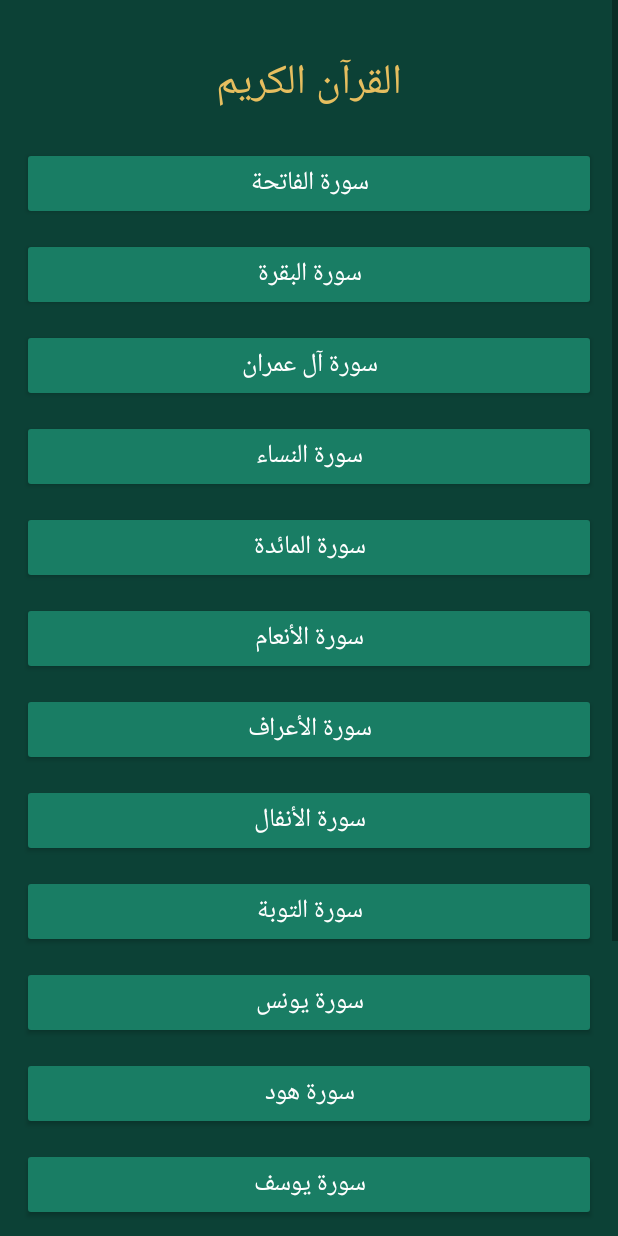
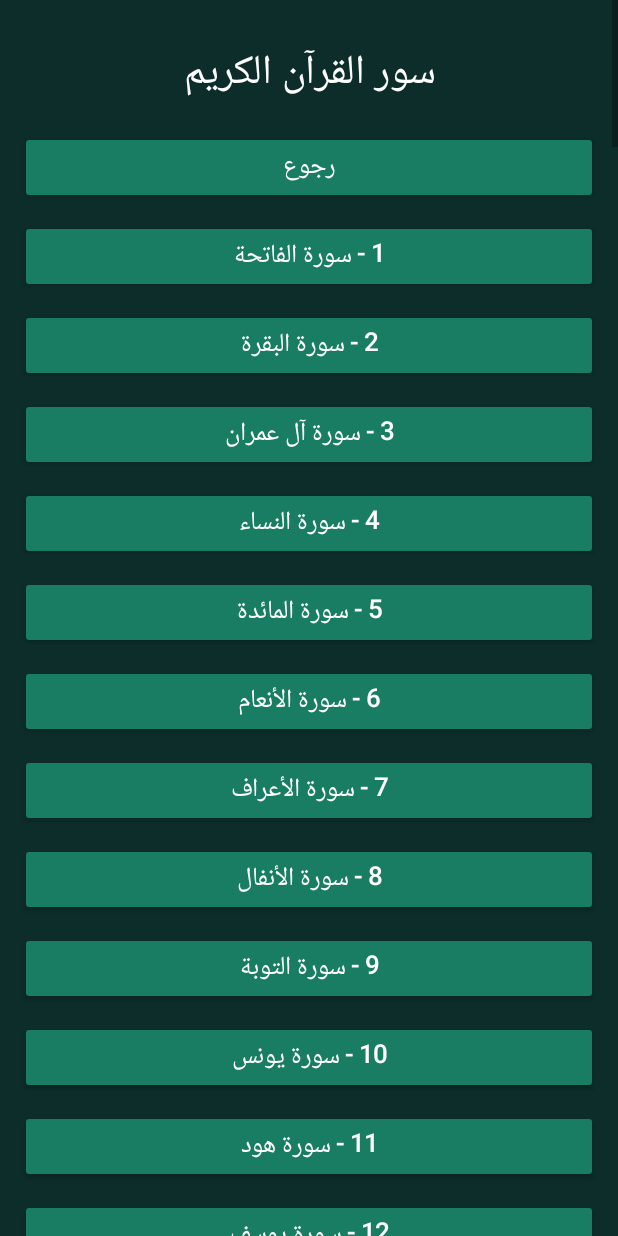
Before and after one commit to zzssa8231-cyber/NoorAlQuran, an Android app: the screen it shows after launch (MainActivity), after a tap on "📖 القرآن الكريم", on a phone screen of 412 x 824 dp. Run offline under Robolectric (Android 15) with nearby library versions, the phone set to English and light mode, and no system bars.

Commit message:
Update MainActivity.java

```diff
--- a/app/src/main/java/com/nooralquran/app/MainActivity.java
+++ b/app/src/main/java/com/nooralquran/app/MainActivity.java
@@ -7,184 +7,212 @@ import android.graphics.Color;
 import android.view.Gravity;
 import android.view.View;
 import android.widget.*;
-import java.util.Locale;
+import java.io.BufferedReader;
+import java.io.InputStreamReader;
+import java.util.ArrayList;
+import java.util.List;
 
 public class MainActivity extends Activity {
 
     LinearLayout layout;
-    int green = Color.rgb(12, 65, 54);
-    int gold = Color.rgb(230, 190, 95);
-    int count = 0;
+    List<String[]> verses = new ArrayList<>();
+
+    String[] surahs = {
+        "الفاتحة","البقرة","آل عمران","النساء","المائدة",
+        "الأنعام","الأعراف","الأنفال","التوبة","يونس",
+        "هود","يوسف","الرعد","إبراهيم","الحجر",
+        "النحل","الإسراء","الكهف","مريم","طه",
+        "الأنبياء","الحج","المؤمنون","النور","الفرقان",
+        "الشعراء","النمل","القصص","العنكبوت","الروم",
+        "لقمان","السجدة","الأحزاب","سبأ","فاطر",
+        "يس","الصافات","ص","الزمر","غافر",
+        "فصلت","الشورى","الزخرف","الدخان","الجاثية",
+        "الأحقاف","محمد","الفتح","الحجرات","ق",
+        "الذاريات","الطور","النجم","القمر","الرحمن",
+        "الواقعة","الحديد","المجادلة","الحشر","الممتحنة",
+        "الصف","الجمعة","المنافقون","التغابن","الطلاق",
+        "التحريم","الملك","القلم","الحاقة","المعارج",
+        "نوح","الجن","المزمل","المدثر","القيامة",
+        "الإنسان","المرسلات","النبأ","النازعات","عبس",
+        "التكوير","الانفطار","المطففين","الانشقاق","البروج",
+        "الطارق","الأعلى","الغاشية","الفجر","البلد",
+        "الشمس","الليل","الضحى","الشرح","التين",
+        "العلق","القدر","البينة","الزلزلة","العاديات",
+        "القارعة","التكاثر","العصر","الهمزة","الفيل",
+        "قريش","الماعون","الكوثر","الكافرون","النصر",
+        "المسد","الإخلاص","الفلق","الناس"
+    };
 
     @Override
     protected void onCreate(Bundle savedInstanceState) {
         super.onCreate(savedInstanceState);
+        loadQuran();
         home();
     }
 
-    void setup(String title) {
+    void loadQuran() {
+        try {
+            BufferedReader reader = new BufferedReader(
+                new InputStreamReader(
+                    getAssets().open("quran-uthmani.txt"),
+                    "UTF-8"
+                )
+            );
+
+            String line;
+            while ((line = reader.readLine()) != null) {
+                String[] parts = line.split("\\|", 3);
+
+                if (parts.length == 3) {
+                    try {
+                        int surah = Integer.parseInt(parts[0].trim());
+                        int ayah = Integer.parseInt(parts[1].trim());
+                        verses.add(new String[]{
+                            String.valueOf(surah),
+                            String.valueOf(ayah),
+                            parts[2]
+                        });
+                    } catch (NumberFormatException ignored) {
+                    }
+                }
+            }
+            reader.close();
+
+        } catch (Exception e) {
+            Toast.makeText(this,
+                "تعذر قراءة ملف القرآن",
+                Toast.LENGTH_LONG).show();
+        }
+    }
+
+    void setup() {
         ScrollView scroll = new ScrollView(this);
         layout = new LinearLayout(this);
-        layout.setOrientation(1);
-        layout.setPadding(22, 30, 22, 30);
-        layout.setGravity(Gravity.CENTER_HORIZONTAL);
-        layout.setBackgroundColor(green);
-
+        layout.setOrientation(LinearLayout.VERTICAL);
+        layout.setGravity(Gravity.CENTER);
+        layout.setPadding(20, 25, 20, 25);
+        layout.setBackgroundColor(Color.rgb(12, 45, 42));
         scroll.addView(layout);
         setContentView(scroll);
-
-        text(title, 28, gold);
     }
 
-    void text(String value, int size, int color) {
-        TextView t = new TextView(this);
-        t.setText(value);
-        t.setTextSize(size);
-        t.setTextColor(color);
-        t.setGravity(Gravity.CENTER);
-        t.setPadding(10, 18, 10, 18);
-        layout.addView(t);
+    void addText(String value, int size, int color) {
+        TextView text = new TextView(this);
+        text.setText(value);
+        text.setTextSize(size);
+        text.setTextColor(color);
+        text.setGravity(Gravity.CENTER);
+        text.setPadding(10, 15, 10, 15);
+        layout.addView(text);
     }
 
-    void button(String name, Runnable action) {
-        Button b = new Button(this);
-        b.setText(name);
-        b.setTextSize(17);
-        b.setTextColor(Color.WHITE);
-        b.setBackgroundTintList(
+    void addButton(String value, Runnable action) {
+        Button button = new Button(this);
+        button.setText(value);
+        button.setTextSize(17);
+        button.setTextColor(Color.WHITE);
+        button.setBackgroundTintList(
             android.content.res.ColorStateList.valueOf(
                 Color.rgb(25, 125, 100)
             )
         );
-        LinearLayout.LayoutParams p =
+        LinearLayout.LayoutParams params =
             new LinearLayout.LayoutParams(-1, -2);
-        p.setMargins(0, 9, 0, 9);
-        layout.addView(b, p);
-        b.setOnClickListener(v -> action.run());
+        params.setMargins(0, 8, 0, 8);
+        layout.addView(button, params);
+        button.setOnClickListener(v -> action.run());
     }
 
     void home() {
-        setup("نور القرآن");
-        text("نورٌ يضيء حياتك", 18, Color.WHITE);
+        setup();
+        addText("نور القرآن", 34, Color.WHITE);
+        addText("نورٌ يضيء حياتك", 18, Color.YELLOW);
 
-        button("📖 القرآن الكريم", () -> quran());
-        button("🎧 الاستماع إلى القرآن", () -> audio());
-        button("👨‍👩‍👧 قسم الكبار", () -> adults());
-        button("🧒 عالم الأطفال", () -> kids());
-        button("📿 المسبحة الإلكترونية", () -> tasbeeh());
-        button("💰 حاسبة الزكاة", () -> zakat());
-        button("❓ المسابقات والأسئلة", () -> quiz());
+        addButton("📖 القرآن الكريم", this::showSurahs);
+        addButton("🎧 الاستماع إلى القرآن", () -> message("قسم التلاوة الصوتية قيد التجهيز"));
+        addButton("👨‍👩‍👧 قسم الكبار", () -> message("أهلاً بكم في قسم الكبار"));
+        addButton("🧒 عالم الأطفال", () -> message("أهلاً بكم في عالم الأطفال"));
+        addButton("📿 المسبحة الإلكترونية", this::tasbeeh);
+        addButton("💰 حاسبة الزكاة", this::zakat);
+        addButton("❓ المسابقات والأسئلة", () -> message("المسابقات قيد التجهيز"));
     }
 
-    void back() {
-        button("⬅ العودة للرئيسية", () -> home());
+    void showSurahs() {
+        setup();
+        addText("سور القرآن الكريم", 27, Color.WHITE);
+        addButton("رجوع", this::home);
+
+        for (int i = 0; i < surahs.length; i++) {
+            final int number = i + 1;
+            addButton(number + " - سورة " + surahs[i],
+                () -> showSurah(number));
+        }
     }
 
-    void quran() {
-        setup("القرآن الكريم");
-        String[] surahs = {
-            "الفاتحة", "البقرة", "آل عمران",
-            "النساء", "المائدة", "الأنعام",
-            "الأعراف", "الأنفال", "التوبة",
-            "يونس", "هود", "يوسف",
-            "الرعد", "إبراهيم", "الحجر"
-        };
+    void showSurah(int number) {
+        setup();
+        addText("سورة " + surahs[number - 1], 28, Color.YELLOW);
+        addButton("رجوع إلى السور", this::showSurahs);
 
-        for (String s : surahs) {
-            button("سورة " + s, () -> {
-                setup("سورة " + s);
-                text("سيتم إضافة نص السورة كاملاً في تحديث المحتوى.", 19, Color.WHITE);
-                back();
-            });
+        int found = 0;
+        for (String[] verse : verses) {
+            if (Integer.parseInt(verse[0]) == number) {
+                addText(verse[2] + "  ۞ " + verse[1],
+                    23, Color.WHITE);
+                found++;
+            }
         }
-        back();
+
+        if (found == 0) {
+            addText("لم يتم العثور على آيات هذه السورة", 18, Color.YELLOW);
+        }
     }
 
-    void audio() {
-        setup("الاستماع إلى القرآن");
-        text("قسم التلاوات الصوتية", 20, Color.WHITE);
-        text("سيتم إضافة ملفات التلاوة الصوتية في تحديث لاحق.", 17, gold);
-        back();
-    }
-
-    void adults() {
-        setup("قسم الكبار");
-        button("القرآن الكريم", () -> quran());
-        button("المسبحة الإلكترونية", () -> tasbeeh());
-        button("حاسبة الزكاة", () -> zakat());
-        button("المسابقات", () -> quiz());
-        back();
-    }
-
-    void kids() {
-        setup("عالم الأطفال");
-        text("مرحباً يا بطل!", 25, gold);
-        text("تعلم القرآن والأخلاق الإسلامية", 19, Color.WHITE);
-        button("اختبر معلوماتك", () -> quiz());
-        button("قراءة القرآن", () -> quran());
-        back();
-    }
+    int count = 0;
 
     void tasbeeh() {
-        setup("المسبحة الإلكترونية");
-        TextView number = new TextView(this);
-        number.setText("0");
-        number.setTextSize(45);
-        number.setTextColor(gold);
-        number.setGravity(Gravity.CENTER);
-        layout.addView(number);
+        setup();
+        addText("المسبحة الإلكترونية", 27, Color.WHITE);
+        TextView counter = new TextView(this);
+        counter.setTextSize(35);
+        counter.setTextColor(Color.YELLOW);
+        counter.setGravity(Gravity.CENTER);
+        counter.setText("0");
+        layout.addView(counter);
 
-        button("سبحان الله", () -> {
+        addButton("سبّح", () -> {
             count++;
-            number.setText(String.valueOf(count));
+            counter.setText(String.valueOf(count));
         });
-
-        button("تصفير العداد", () -> {
+        addButton("تصفير", () -> {
             count = 0;
-            number.setText("0");
+            counter.setText("0");
         });
-        back();
+        addButton("رجوع", this::home);
     }
 
     void zakat() {
-        setup("حاسبة الزكاة");
-        text("أدخل المبلغ لحساب 2.5%", 18, Color.WHITE);
+        setup();
+        addText("حاسبة الزكاة", 27, Color.WHITE);
+        EditText amount = new EditText(this);
+        amount.setHint("أدخل المبلغ");
+        amount.setInputType(8194);
+        amount.setTextColor(Color.WHITE);
+        layout.addView(amount);
 
-        EditText input = new EditText(this);
-        input.setHint("المبلغ");
-        input.setInputType(8194);
-        input.setTextColor(Color.WHITE);
-        layout.addView(input);
-
-        button("احسب الزكاة", () -> {
+        addButton("احسب 2.5%", () -> {
             try {
-                double amount = Double.parseDouble(
-                    input.getText().toString()
-                );
-                text("الزكاة: " +
-                    String.format(Locale.US, "%.2f", amount * 0.025),
-                    22, gold);
+                double value = Double.parseDouble(
+                    amount.getText().toString());
+                addText("الناتج: " + (value * 0.025), 22, Color.YELLOW);
             } catch (Exception e) {
-                Toast.makeText(this,
-                    "أدخل مبلغاً صحيحاً", Toast.LENGTH_SHORT).show();
+                message("أدخل مبلغاً صحيحاً");
             }
         });
-        back();
+        addButton("رجوع", this::home);
     }
 
-    void quiz() {
-        setup("مسابقة نور القرآن");
-        text("كم عدد سور القرآن الكريم؟", 21, Color.WHITE);
-        button("114 سورة", () -> result(true));
-        button("100 سورة", () -> result(false));
-        button("120 سورة", () -> result(false));
-        back();
-    }
-
-    void result(boolean correct) {
-        setup("نتيجة المسابقة");
-        text(correct ? "أحسنت! إجابة صحيحة 🌟" :
-            "حاول مرة أخرى ❤️", 23, gold);
-        back();
+    void message(String value) {
+        Toast.makeText(this, value, Toast.LENGTH_LONG).show();
     }
 }
```
